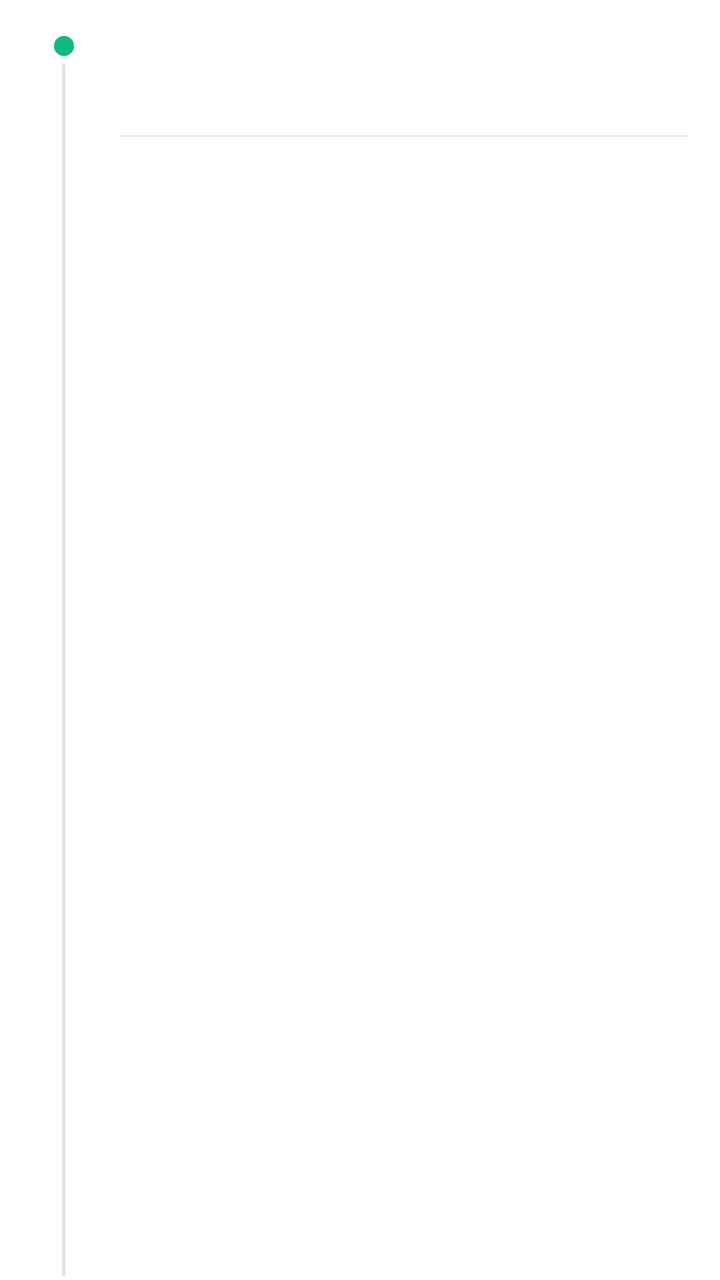
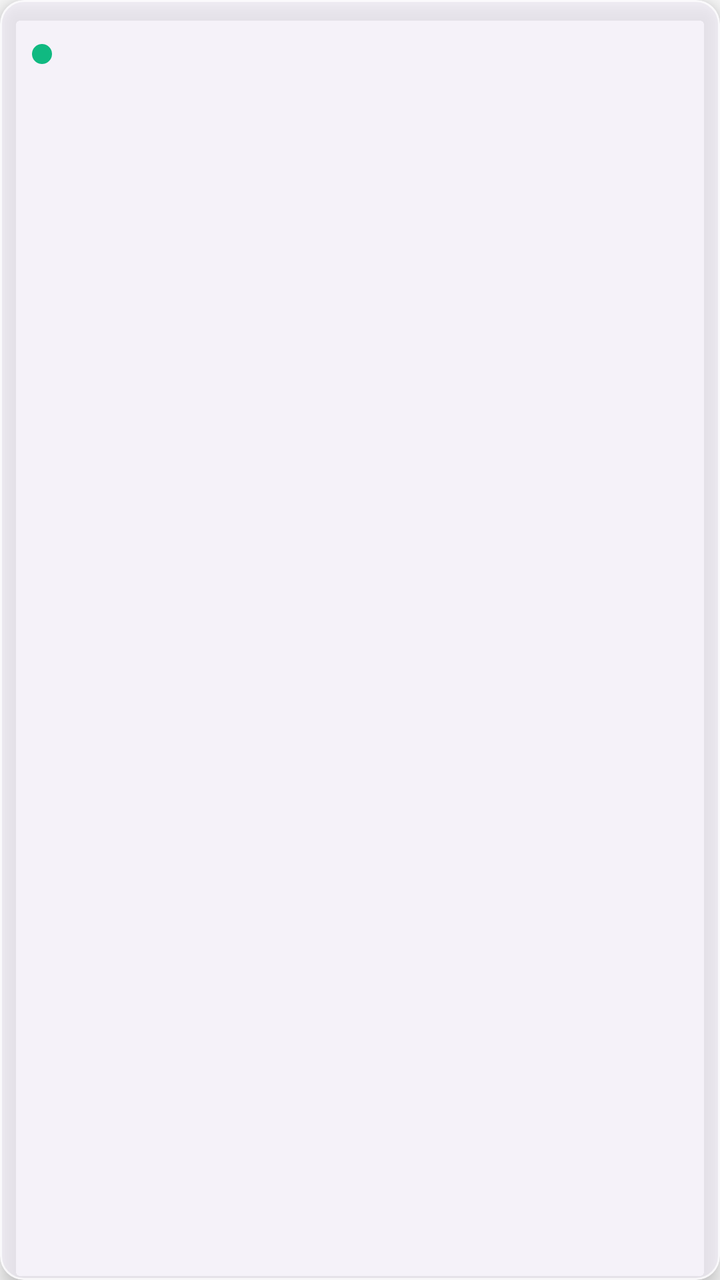

Two renders of the same Android screen: before a commit and after it. Below are the layout's source before the change and the commit's diff.
<!-- AndroidManifest.xml: application theme Theme.EmoScope -->
<!-- res/layout/item_history_record.xml -->
<?xml version="1.0" encoding="utf-8"?>
<LinearLayout xmlns:android="http://schemas.android.com/apk/res/android"
    android:layout_width="match_parent"
    android:layout_height="wrap_content"
    android:orientation="horizontal"
    android:paddingStart="16dp"
    android:paddingEnd="16dp"
    android:paddingBottom="2dp"
    android:background="?attr/colorSurface">

    
    <LinearLayout
        android:layout_width="32dp"
        android:layout_height="match_parent"
        android:orientation="vertical"
        android:gravity="center_horizontal">

        
        <TextView
            android:id="@+id/tvDateLabel"
            android:layout_width="32dp"
            android:layout_height="wrap_content"
            android:gravity="center"
            android:text="今天"
            android:textColor="?attr/colorPrimary"
            android:textSize="9sp"
            android:textStyle="bold"
            android:fontFamily="sans-serif"
            android:visibility="gone" />

        
        <View
            android:id="@+id/moodDot"
            android:layout_width="10dp"
            android:layout_height="10dp"
            android:layout_marginTop="18dp"
            android:background="@drawable/mood_dot" />

        
        <View
            android:layout_width="1.5dp"
            android:layout_height="match_parent"
            android:layout_marginTop="4dp"
            android:background="?attr/colorOutlineVariant" />
    </LinearLayout>

    
    <LinearLayout
        android:layout_width="0dp"
        android:layout_height="wrap_content"
        android:layout_weight="1"
        android:orientation="vertical"
        android:paddingStart="12dp"
        android:paddingTop="14dp"
        android:paddingBottom="14dp">

        <TextView
            android:id="@+id/tvHistoryTime"
            android:layout_width="wrap_content"
            android:layout_height="wrap_content"
            android:textColor="?attr/colorOnSurfaceVariant"
            android:textSize="11sp"
            android:fontFamily="sans-serif" />

        <TextView
            android:id="@+id/tvHistoryDetail"
            android:layout_width="match_parent"
            android:layout_height="wrap_content"
            android:paddingTop="6dp"
            android:textColor="?attr/colorOnSurface"
            android:textSize="14sp"
            android:lineSpacingExtra="5dp"
            android:maxLines="3"
            android:ellipsize="end" />

        <View
            android:layout_width="match_parent"
            android:layout_height="0.5dp"
            android:layout_marginTop="14dp"
            android:background="?attr/colorOutlineVariant" />
    </LinearLayout>
</LinearLayout>
<!-- resources referenced by this layout -->
<resources>
  <!-- drawable mood_dot (drawable) -->
  <?xml version="1.0" encoding="utf-8"?>
  <shape xmlns:android="http://schemas.android.com/apk/res/android"
      android:shape="oval">
      <solid android:color="@color/positive_green" />
      <size android:width="8dp" android:height="8dp" />
  </shape>
  <style name="Theme.EmoScope" parent="Base.Theme.EmoScope" />
  <color name="positive_green">#10B981</color>
  <color name="md_theme_light_primary">#B794F4</color>
  <color name="md_theme_light_onPrimary">#FFFFFF</color>
  <color name="md_theme_light_primaryContainer">#F3F0FF</color>
  <color name="md_theme_light_onPrimaryContainer">#5B21B6</color>
  <color name="md_theme_light_secondary">#64748B</color>
  <color name="md_theme_light_onSecondary">#FFFFFF</color>
  <color name="md_theme_light_secondaryContainer">#F1F5F9</color>
  <color name="md_theme_light_onSecondaryContainer">#334155</color>
  <color name="md_theme_light_tertiary">#0EA5E9</color>
  <color name="md_theme_light_onTertiary">#FFFFFF</color>
  <color name="md_theme_light_tertiaryContainer">#E0F2FE</color>
  <color name="md_theme_light_onTertiaryContainer">#0C4A6E</color>
  <color name="md_theme_light_error">#EF4444</color>
  <color name="md_theme_light_onError">#FFFFFF</color>
  <color name="md_theme_light_errorContainer">#FEE2E2</color>
  <color name="md_theme_light_onErrorContainer">#991B1B</color>
  <color name="md_theme_light_background">#FAFAFA</color>
  <color name="md_theme_light_onBackground">#18181B</color>
  <color name="md_theme_light_surface">#FFFFFF</color>
  <color name="md_theme_light_onSurface">#18181B</color>
  <color name="md_theme_light_surfaceVariant">#F4F4F5</color>
  <color name="md_theme_light_onSurfaceVariant">#71717A</color>
  <color name="md_theme_light_surfaceContainerLowest">#FFFFFF</color>
  <color name="md_theme_light_surfaceContainerLow">#F8F8FA</color>
  <color name="md_theme_light_surfaceContainer">#F4F4F5</color>
  <color name="md_theme_light_surfaceContainerHigh">#EEEEF0</color>
  <color name="md_theme_light_surfaceContainerHighest">#E8E8EB</color>
  <color name="md_theme_light_outline">#D4D4D8</color>
  <color name="md_theme_light_outlineVariant">#E4E4E7</color>
  <color name="md_theme_light_inverseSurface">#18181B</color>
  <color name="md_theme_light_inverseOnSurface">#FAFAFA</color>
  <color name="md_theme_light_inversePrimary">#C4B5FD</color>
  <style name="ShapeAppearance.EmoScope.Small" parent="ShapeAppearance.Material3.SmallComponent">
          <item name="cornerFamily">rounded</item>
          <item name="cornerSize">8dp</item>
      </style>
  <style name="ShapeAppearance.EmoScope.Medium" parent="ShapeAppearance.Material3.MediumComponent">
          <item name="cornerFamily">rounded</item>
          <item name="cornerSize">12dp</item>
      </style>
  <style name="ShapeAppearance.EmoScope.Large" parent="ShapeAppearance.Material3.LargeComponent">
          <item name="cornerFamily">rounded</item>
          <item name="cornerSize">16dp</item>
      </style>
  <style name="Widget.EmoScope.BottomNav" parent="Widget.Material3.BottomNavigationView">
          <item name="materialThemeOverlay">@style/ThemeOverlay.EmoScope.BottomNav</item>
      </style>
  <style name="ThemeOverlay.EmoScope.BottomNav" parent="">
          <item name="colorSurface">@color/md_theme_light_surface</item>
          <item name="android:elevation">0dp</item>
      </style>
  <!-- unchanged entries left out for length: 1 -->
</resources>

<!-- the commit's change to res/layout/item_history_record.xml (unified diff, before → after) -->
@@ -1,82 +1,51 @@
 <?xml version="1.0" encoding="utf-8"?>
-<LinearLayout xmlns:android="http://schemas.android.com/apk/res/android"
+<com.google.android.material.card.MaterialCardView xmlns:android="http://schemas.android.com/apk/res/android"
+    xmlns:app="http://schemas.android.com/apk/res-auto"
     android:layout_width="match_parent"
     android:layout_height="wrap_content"
-    android:orientation="horizontal"
-    android:paddingStart="16dp"
-    android:paddingEnd="16dp"
-    android:paddingBottom="2dp"
-    android:background="?attr/colorSurface">
+    android:layout_marginBottom="10dp"
+    app:cardBackgroundColor="@color/glass_panel"
+    app:cardElevation="6dp"
+    app:shapeAppearance="?attr/shapeAppearanceMediumComponent"
+    app:strokeColor="@color/glass_stroke"
+    app:strokeWidth="1dp">
 
-    
     <LinearLayout
-        android:layout_width="32dp"
-        android:layout_height="match_parent"
-        android:orientation="vertical"
-        android:gravity="center_horizontal">
+        android:layout_width="match_parent"
+        android:layout_height="wrap_content"
+        android:gravity="top"
+        android:orientation="horizontal"
+        android:padding="16dp">
 
-        
-        <TextView
-            android:id="@+id/tvDateLabel"
-            android:layout_width="32dp"
-            android:layout_height="wrap_content"
-            android:gravity="center"
-            android:text="今天"
-            android:textColor="?attr/colorPrimary"
-            android:textSize="9sp"
-            android:textStyle="bold"
-            android:fontFamily="sans-serif"
-            android:visibility="gone" />
-
-        
         <View
             android:id="@+id/moodDot"
             android:layout_width="10dp"
             android:layout_height="10dp"
-            android:layout_marginTop="18dp"
+            android:layout_marginTop="6dp"
             android:background="@drawable/mood_dot" />
 
-        
-        <View
-            android:layout_width="1.5dp"
-            android:layout_height="match_parent"
-            android:layout_marginTop="4dp"
-            android:background="?attr/colorOutlineVariant" />
+        <LinearLayout
+            android:layout_width="0dp"
+            android:layout_height="wrap_content"
+            android:layout_marginStart="12dp"
+            android:layout_weight="1"
+            android:orientation="vertical">
+
+            <TextView
+                android:id="@+id/tvHistoryTime"
+                android:layout_width="wrap_content"
+                android:layout_height="wrap_content"
+                android:textColor="@color/glass_ink_muted"
+                android:textSize="12sp" />
+
+            <TextView
+                android:id="@+id/tvHistoryDetail"
+                android:layout_width="match_parent"
+                android:layout_height="wrap_content"
+                android:layout_marginTop="6dp"
+                android:lineSpacingExtra="4dp"
+                android:textColor="@color/glass_ink"
+                android:textSize="15sp" />
+        </LinearLayout>
     </LinearLayout>
-
-    
-    <LinearLayout
-        android:layout_width="0dp"
-        android:layout_height="wrap_content"
-        android:layout_weight="1"
-        android:orientation="vertical"
-        android:paddingStart="12dp"
-        android:paddingTop="14dp"
-        android:paddingBottom="14dp">
-
-        <TextView
-            android:id="@+id/tvHistoryTime"
-            android:layout_width="wrap_content"
-            android:layout_height="wrap_content"
-            android:textColor="?attr/colorOnSurfaceVariant"
-            android:textSize="11sp"
-            android:fontFamily="sans-serif" />
-
-        <TextView
-            android:id="@+id/tvHistoryDetail"
-            android:layout_width="match_parent"
-            android:layout_height="wrap_content"
-            android:paddingTop="6dp"
-            android:textColor="?attr/colorOnSurface"
-            android:textSize="14sp"
-            android:lineSpacingExtra="5dp"
-            android:maxLines="3"
-            android:ellipsize="end" />
-
-        <View
-            android:layout_width="match_parent"
-            android:layout_height="0.5dp"
-            android:layout_marginTop="14dp"
-            android:background="?attr/colorOutlineVariant" />
-    </LinearLayout>
-</LinearLayout>
+</com.google.android.material.card.MaterialCardView>
<!-- resource entries referenced after the edit -->
@@ -1,5 +1,9 @@
 <!-- resources referenced by this layout -->
 <resources>
+  <color name="glass_ink">#17181C</color>
+  <color name="glass_ink_muted">#8B93A3</color>
+  <color name="glass_panel">#CCFFFFFF</color>
+  <color name="glass_stroke">#B8FFFFFF</color>
   <!-- drawable mood_dot (drawable) -->
   <?xml version="1.0" encoding="utf-8"?>
   <shape xmlns:android="http://schemas.android.com/apk/res/android"
